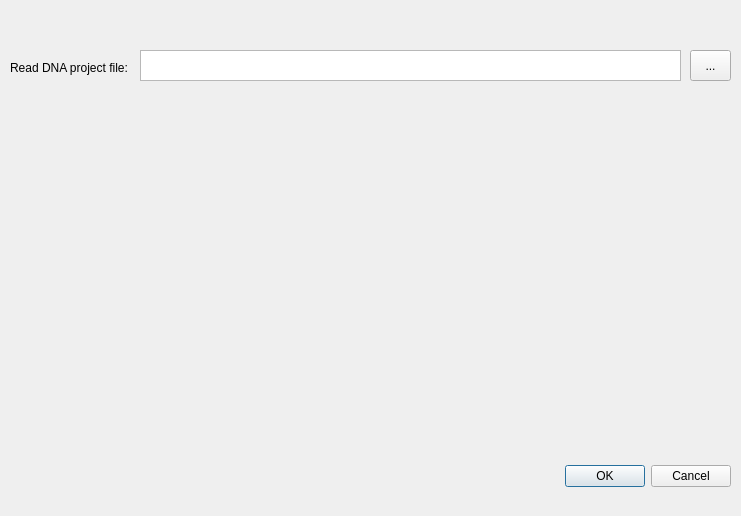
First picture: the form in dynadjustplugin/dynadjustplugin_dialog_base.ui, repository kartverket/DynAdjust-QGIS-plugin, before the edit.
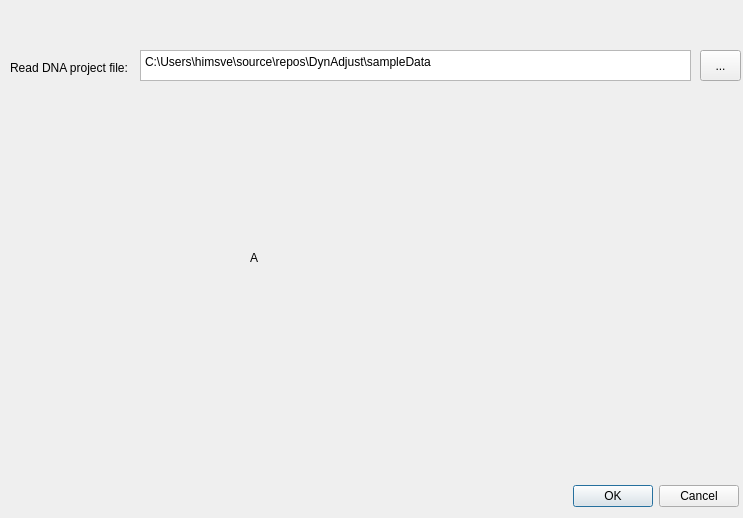
Second picture: the form after the edit.

```diff
--- a/dynadjustplugin/dynadjustplugin_dialog_base.ui
+++ b/dynadjustplugin/dynadjustplugin_dialog_base.ui
@@ -6,19 +6,25 @@
    <rect>
     <x>0</x>
     <y>0</y>
-    <width>741</width>
-    <height>516</height>
+    <width>743</width>
+    <height>518</height>
    </rect>
   </property>
   <property name="windowTitle">
    <string>DynAdjust plugin</string>
   </property>
+  <property name="sizeGripEnabled">
+   <bool>false</bool>
+  </property>
+  <property name="modal">
+   <bool>false</bool>
+  </property>
   <widget class="QDialogButtonBox" name="button_box">
    <property name="geometry">
     <rect>
-     <x>550</x>
-     <y>460</y>
-     <width>181</width>
+     <x>570</x>
+     <y>480</y>
+     <width>171</width>
      <height>32</height>
     </rect>
    </property>
@@ -28,6 +34,9 @@
    <property name="standardButtons">
     <set>QDialogButtonBox::StandardButton::Cancel|QDialogButtonBox::StandardButton::Ok</set>
    </property>
+   <property name="centerButtons">
+    <bool>true</bool>
+   </property>
   </widget>
   <widget class="QLabel" name="label">
    <property name="geometry">
@@ -47,15 +56,31 @@
     <rect>
      <x>140</x>
      <y>50</y>
-     <width>541</width>
+     <width>551</width>
      <height>31</height>
     </rect>
    </property>
+   <property name="readOnly">
+    <bool>true</bool>
+   </property>
+   <property name="html">
+    <string>&lt;!DOCTYPE HTML PUBLIC &quot;-//W3C//DTD HTML 4.0//EN&quot; &quot;http://www.w3.org/TR/REC-html40/strict.dtd&quot;&gt;
+&lt;html&gt;&lt;head&gt;&lt;meta name=&quot;qrichtext&quot; content=&quot;1&quot; /&gt;&lt;meta charset=&quot;utf-8&quot; /&gt;&lt;style type=&quot;text/css&quot;&gt;
+p, li { white-space: pre-wrap; }
+hr { height: 1px; border-width: 0; }
+li.unchecked::marker { content: &quot;\2610&quot;; }
+li.checked::marker { content: &quot;\2612&quot;; }
+&lt;/style&gt;&lt;/head&gt;&lt;body style=&quot; font-family:'Segoe UI'; font-size:9pt; font-weight:400; font-style:normal;&quot;&gt;
+&lt;p style=&quot; margin-top:0px; margin-bottom:0px; margin-left:0px; margin-right:0px; -qt-block-indent:0; text-indent:0px;&quot;&gt;C:\Users\himsve\source\repos\DynAdjust\sampleData&lt;/p&gt;&lt;/body&gt;&lt;/html&gt;</string>
+   </property>
+   <property name="overwriteMode">
+    <bool>true</bool>
+   </property>
   </widget>
   <widget class="QToolButton" name="toolButton">
    <property name="geometry">
     <rect>
-     <x>690</x>
+     <x>700</x>
      <y>50</y>
      <width>41</width>
      <height>31</height>
@@ -64,6 +89,25 @@
    <property name="text">
     <string>...</string>
    </property>
+   <property name="autoRaise">
+    <bool>false</bool>
+   </property>
+   <property name="arrowType">
+    <enum>Qt::ArrowType::NoArrow</enum>
+   </property>
+  </widget>
+  <widget class="QLabel" name="label_2">
+   <property name="geometry">
+    <rect>
+     <x>250</x>
+     <y>250</y>
+     <width>49</width>
+     <height>16</height>
+    </rect>
+   </property>
+   <property name="text">
+    <string>A</string>
+   </property>
   </widget>
  </widget>
  <resources/>
```
Left out of the diff: 8 changed lines with no effect on the pictures.
